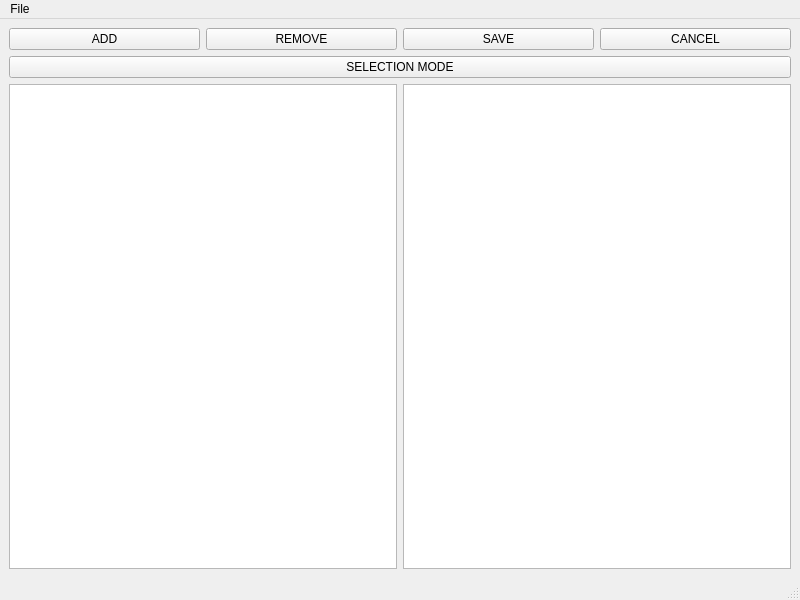
This is mainwindow.ui in vanish194/QueryDataBaseEditor as Qt 5 draws it before an edit. The edited form follows.
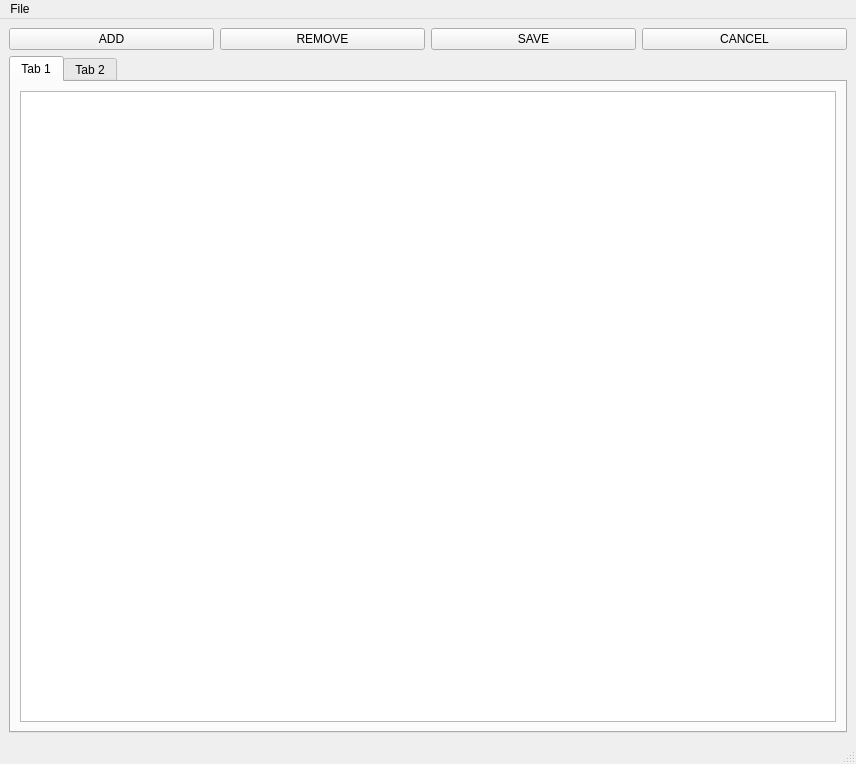
This is the edited form. Custom widgets are drawn as their Qt base class.

```diff
--- a/mainwindow.ui
+++ b/mainwindow.ui
@@ -9,8 +9,8 @@
    <rect>
     <x>0</x>
     <y>0</y>
-    <width>800</width>
-    <height>600</height>
+    <width>856</width>
+    <height>764</height>
    </rect>
   </property>
   <property name="windowTitle">
@@ -54,27 +54,44 @@
           </item>
          </layout>
         </item>
-        <item>
-         <widget class="QPushButton" name="pushButton_selection_mode">
-          <property name="text">
-           <string>SELECTION MODE</string>
-          </property>
-         </widget>
-        </item>
         <item>
          <layout class="QHBoxLayout" name="horizontalLayout_2">
           <item>
-           <widget class="CustomTreeView" name="treeView">
-            <property name="editTriggers">
-             <set>QAbstractItemView::NoEditTriggers</set>
+           <widget class="QTabWidget" name="tabWidget">
+            <property name="currentIndex">
+             <number>0</number>
             </property>
-           </widget>
-          </item>
-          <item>
-           <widget class="QTableView" name="tableView">
-            <property name="sortingEnabled">
-             <bool>false</bool>
-            </property>
+            <widget class="QWidget" name="tab">
+             <property name="enabled">
+              <bool>true</bool>
+             </property>
+             <attribute name="title">
+              <string>Tab 1</string>
+             </attribute>
+             <layout class="QGridLayout" name="gridLayout_4">
+              <item row="0" column="0">
+               <widget class="QTableView" name="tableView">
+                <property name="sortingEnabled">
+                 <bool>false</bool>
+                </property>
+               </widget>
+              </item>
+             </layout>
+            </widget>
+            <widget class="QWidget" name="tab_2">
+             <attribute name="title">
+              <string>Tab 2</string>
+             </attribute>
+             <layout class="QGridLayout" name="gridLayout_3">
+              <item row="0" column="0">
+               <widget class="CustomTreeView" name="treeView">
+                <property name="editTriggers">
+                 <set>QAbstractItemView::NoEditTriggers</set>
+                </property>
+               </widget>
+              </item>
+             </layout>
+            </widget>
            </widget>
           </item>
          </layout>
@@ -90,7 +107,7 @@
     <rect>
      <x>0</x>
      <y>0</y>
-     <width>800</width>
+     <width>856</width>
      <height>25</height>
     </rect>
    </property>
```
Left out of the diff: 8 changed lines with no effect on the pictures.
